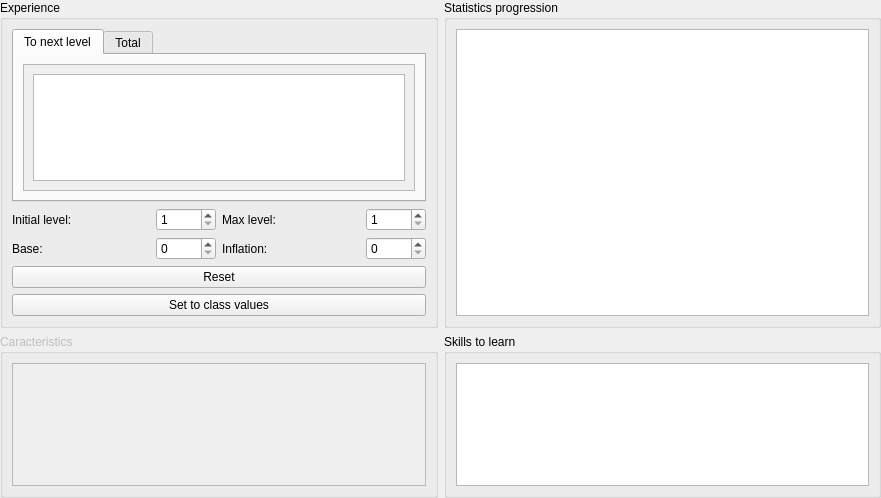
First picture: the form in CustomWidgets/paneldatasclass.ui, repository RPG-Paper-Maker/RPG-Paper-Maker, before the edit.
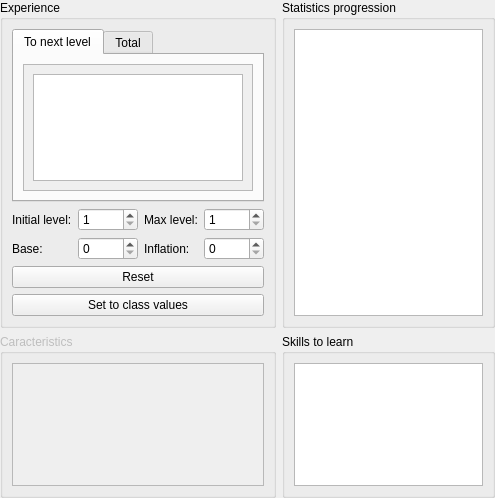
Second picture: the form after the edit. Custom widgets are drawn as their Qt base class.

Diff of the .ui file:
```diff
--- a/CustomWidgets/paneldatasclass.ui
+++ b/CustomWidgets/paneldatasclass.ui
@@ -6,7 +6,7 @@
    <rect>
     <x>0</x>
     <y>0</y>
-    <width>881</width>
+    <width>495</width>
     <height>498</height>
    </rect>
   </property>
@@ -69,7 +69,7 @@
                   <rect>
                    <x>0</x>
                    <y>0</y>
-                   <width>387</width>
+                   <width>262</width>
                    <height>102</height>
                   </rect>
                  </property>
@@ -247,6 +247,15 @@
           <property name="indentation">
            <number>0</number>
           </property>
+          <attribute name="headerDefaultSectionSize">
+           <number>50</number>
+          </attribute>
+          <attribute name="headerMinimumSectionSize">
+           <number>2</number>
+          </attribute>
+          <attribute name="headerStretchLastSection">
+           <bool>false</bool>
+          </attribute>
          </widget>
         </item>
        </layout>
@@ -294,6 +303,15 @@
           <property name="indentation">
            <number>0</number>
           </property>
+          <attribute name="headerDefaultSectionSize">
+           <number>50</number>
+          </attribute>
+          <attribute name="headerMinimumSectionSize">
+           <number>2</number>
+          </attribute>
+          <attribute name="headerStretchLastSection">
+           <bool>false</bool>
+          </attribute>
          </widget>
         </item>
        </layout>
```
Left out of the diff: 2 changed lines with no effect on the pictures.
